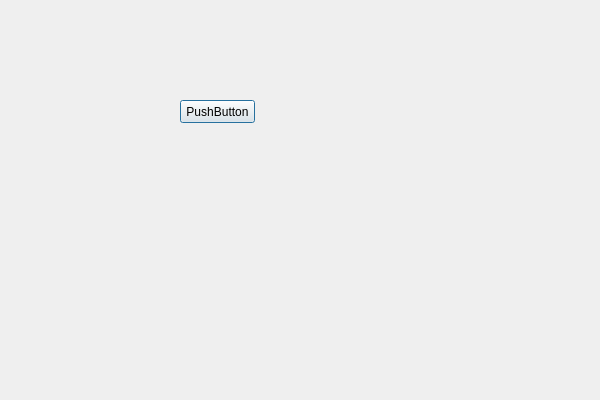
First picture: the form in QtDownloader/QtDownloader/mainwindow.ui, repository LiangZuoting/QtDownloader, before the edit.
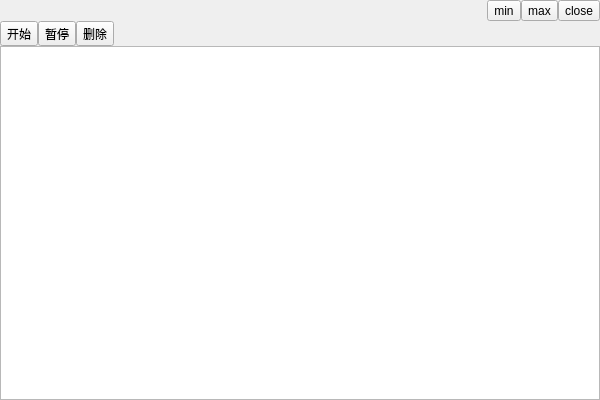
Second picture: the form after the edit.

Commit message: 无标题窗口拖动、最大化最小化； 下载任务类。

```diff
--- a/QtDownloader/QtDownloader/mainwindow.ui
+++ b/QtDownloader/QtDownloader/mainwindow.ui
@@ -13,19 +13,99 @@
   <property name="windowTitle">
    <string>MainWindow</string>
   </property>
-  <widget class="QPushButton" name="pushButton">
-   <property name="geometry">
-    <rect>
-     <x>180</x>
-     <y>100</y>
-     <width>75</width>
-     <height>23</height>
-    </rect>
+  <layout class="QVBoxLayout" name="verticalLayout">
+   <property name="spacing">
+    <number>0</number>
    </property>
-   <property name="text">
-    <string>PushButton</string>
+   <property name="margin">
+    <number>0</number>
    </property>
-  </widget>
+   <item>
+    <layout class="QHBoxLayout" name="horizontalLayout">
+     <property name="spacing">
+      <number>0</number>
+     </property>
+     <item>
+      <spacer name="horizontalSpacer">
+       <property name="orientation">
+        <enum>Qt::Horizontal</enum>
+       </property>
+       <property name="sizeHint" stdset="0">
+        <size>
+         <width>40</width>
+         <height>20</height>
+        </size>
+       </property>
+      </spacer>
+     </item>
+     <item>
+      <widget class="QToolButton" name="minimize">
+       <property name="text">
+        <string>min</string>
+       </property>
+      </widget>
+     </item>
+     <item>
+      <widget class="QToolButton" name="maximize">
+       <property name="text">
+        <string>max</string>
+       </property>
+      </widget>
+     </item>
+     <item>
+      <widget class="QToolButton" name="close">
+       <property name="text">
+        <string>close</string>
+       </property>
+      </widget>
+     </item>
+    </layout>
+   </item>
+   <item>
+    <layout class="QHBoxLayout" name="horizontalLayout_2">
+     <property name="spacing">
+      <number>0</number>
+     </property>
+     <item>
+      <widget class="QToolButton" name="start">
+       <property name="text">
+        <string>开始</string>
+       </property>
+      </widget>
+     </item>
+     <item>
+      <widget class="QToolButton" name="pause">
+       <property name="text">
+        <string>暂停</string>
+       </property>
+      </widget>
+     </item>
+     <item>
+      <widget class="QToolButton" name="erase">
+       <property name="text">
+        <string>删除</string>
+       </property>
+      </widget>
+     </item>
+     <item>
+      <spacer name="horizontalSpacer_2">
+       <property name="orientation">
+        <enum>Qt::Horizontal</enum>
+       </property>
+       <property name="sizeHint" stdset="0">
+        <size>
+         <width>40</width>
+         <height>20</height>
+        </size>
+       </property>
+      </spacer>
+     </item>
+    </layout>
+   </item>
+   <item>
+    <widget class="QListView" name="taskList"/>
+   </item>
+  </layout>
  </widget>
  <layoutdefault spacing="6" margin="11"/>
  <resources>
```
Left out of the diff: 44 changed lines with no effect on the pictures. The commit also changes 5 other files.
